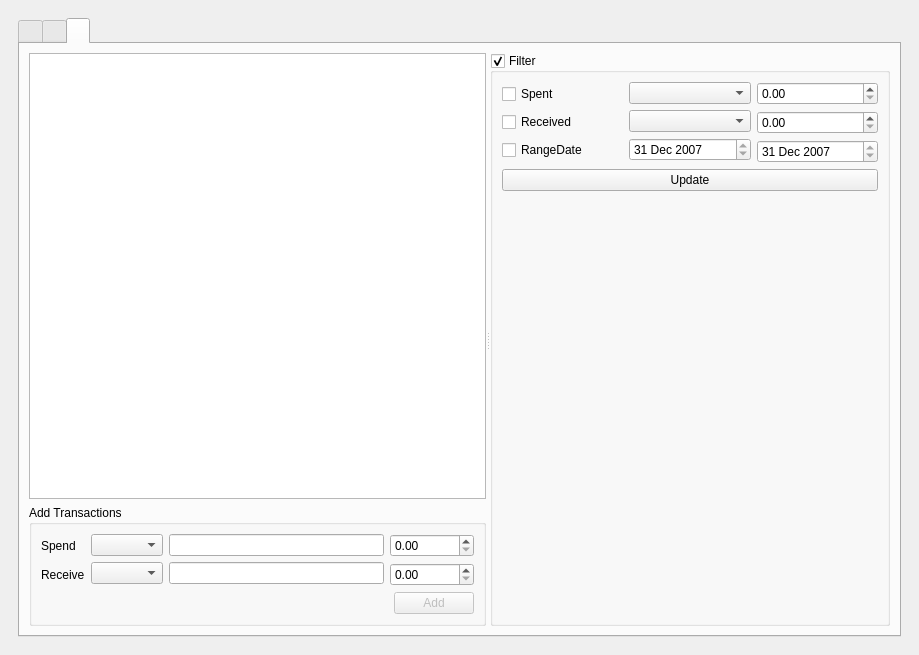
The window that ui/mainwindow_crypto.ui (LostPy/poo-cryptoApp) describes before a commit, drawn with Qt 5.
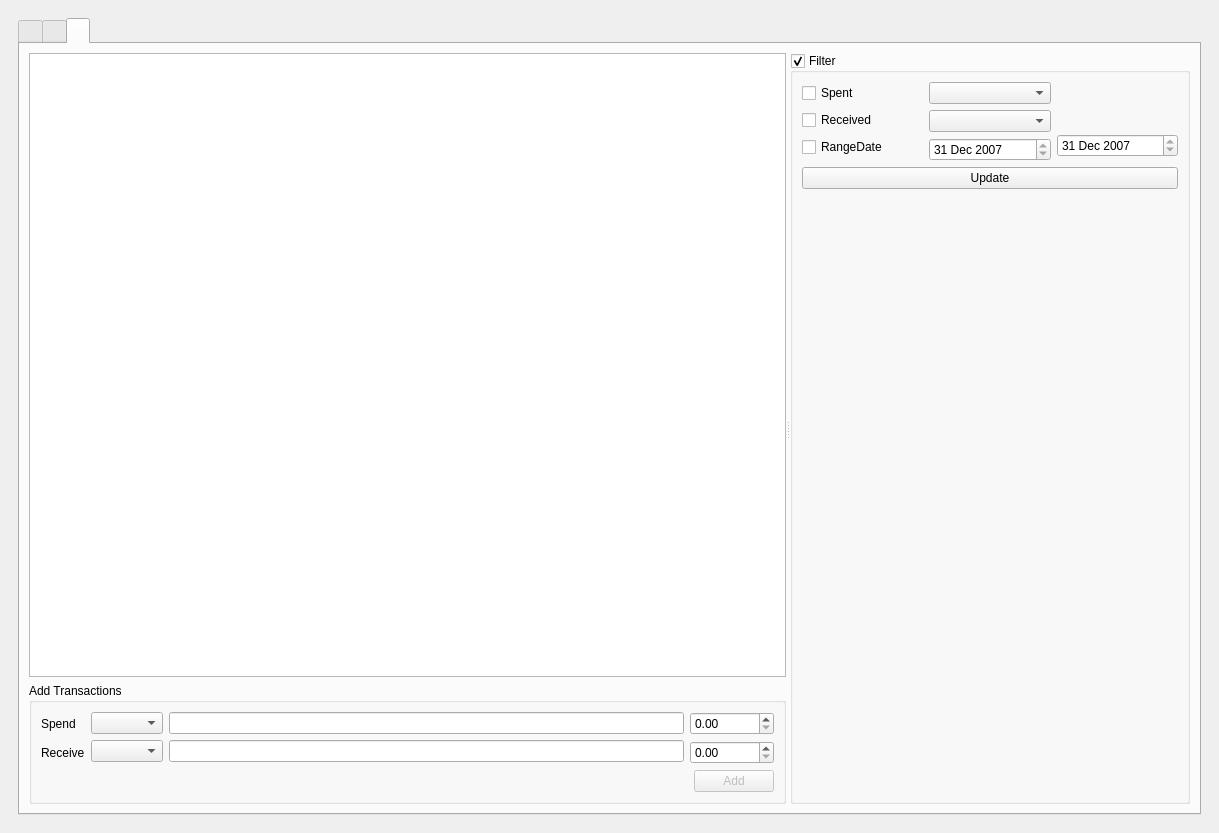
The same window after the commit. The open tabs and pages were chosen to show the change. Icons and pictures are not drawn. Custom widgets are drawn as their Qt base class.

The edit to the form file:
```diff
--- a/ui/mainwindow_crypto.ui
+++ b/ui/mainwindow_crypto.ui
@@ -6,8 +6,8 @@
    <rect>
     <x>0</x>
     <y>0</y>
-    <width>919</width>
-    <height>655</height>
+    <width>1219</width>
+    <height>833</height>
    </rect>
   </property>
   <property name="windowTitle">
@@ -407,7 +407,7 @@
                       </property>
                       <property name="minimumDateTime">
                        <datetime>
-                        <hour>21</hour>
+                        <hour>20</hour>
                         <minute>0</minute>
                         <second>0</second>
                         <year>2007</year>
@@ -422,24 +422,20 @@
                   <item>
                    <layout class="QVBoxLayout" name="verticalLayout_16">
                     <item>
-                     <widget class="QDoubleSpinBox" name="spinBoxSpendFilter">
-                      <property name="minimum">
-                       <double>0.000000000000000</double>
+                     <spacer name="verticalSpacer_11">
+                      <property name="orientation">
+                       <enum>Qt::Vertical</enum>
                       </property>
-                      <property name="maximum">
-                       <double>100000000.000000000000000</double>
+                      <property name="sizeType">
+                       <enum>QSizePolicy::Fixed</enum>
                       </property>
-                     </widget>
-                    </item>
-                    <item>
-                     <widget class="QDoubleSpinBox" name="spinBoxReceiveFilter">
-                      <property name="minimum">
-                       <double>0.000000000000000</double>
+                      <property name="sizeHint" stdset="0">
+                       <size>
+                        <width>20</width>
+                        <height>48</height>
+                       </size>
                       </property>
-                      <property name="maximum">
-                       <double>100000000.000000000000000</double>
-                      </property>
-                     </widget>
+                     </spacer>
                     </item>
                     <item>
                      <widget class="QDateEdit" name="dateEditToFilter">
@@ -448,7 +444,7 @@
                       </property>
                       <property name="minimumDateTime">
                        <datetime>
-                        <hour>21</hour>
+                        <hour>20</hour>
                         <minute>0</minute>
                         <second>0</second>
                         <year>2007</year>
```
Left out of the diff: 4 changed lines with no effect on the pictures.
